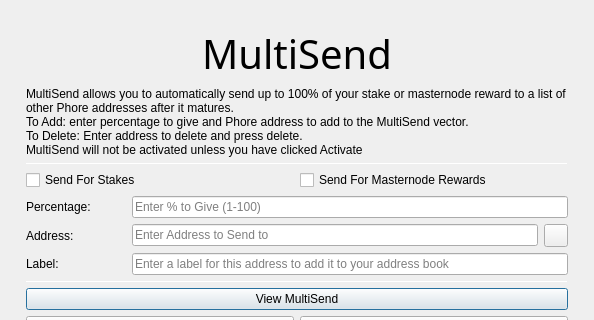
Before: the Qt Designer form src/qt/forms/multisenddialog.ui in vpubchain/Phore, drawn with Qt 5; both pictures show x 0 to 594 and y 0 to 320 of the 594 by 564 pixel window.
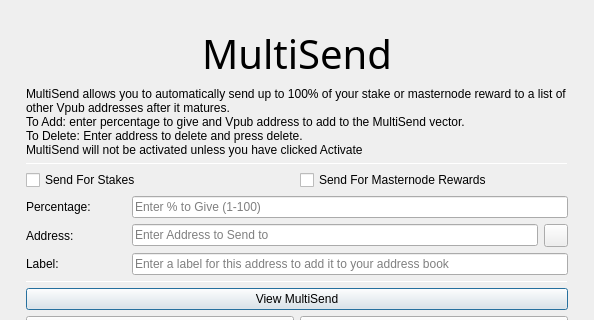
After: the same form once the commit is applied. Icons and pictures are not drawn.

Commit message: Phore to Vpub

What changed in the file:
```diff
--- a/src/qt/forms/multisenddialog.ui
+++ b/src/qt/forms/multisenddialog.ui
@@ -67,8 +67,8 @@
         <number>1</number>
        </property>
        <property name="text">
-        <string>MultiSend allows you to automatically send up to 100% of your stake or masternode reward to a list of other Phore addresses after it matures.
-To Add: enter percentage to give and Phore address to add to the MultiSend vector.
+        <string>MultiSend allows you to automatically send up to 100% of your stake or masternode reward to a list of other Vpub addresses after it matures.
+To Add: enter percentage to give and Vpub address to add to the MultiSend vector.
 To Delete: Enter address to delete and press delete.
 MultiSend will not be activated unless you have clicked Activate</string>
        </property>
```
The commit also changes 182 other files.
